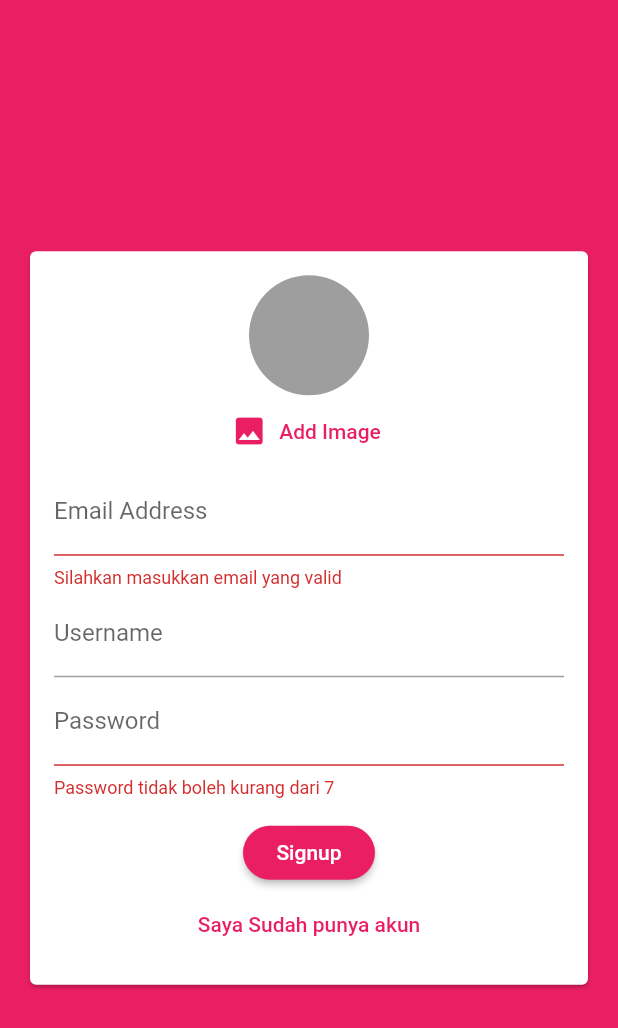
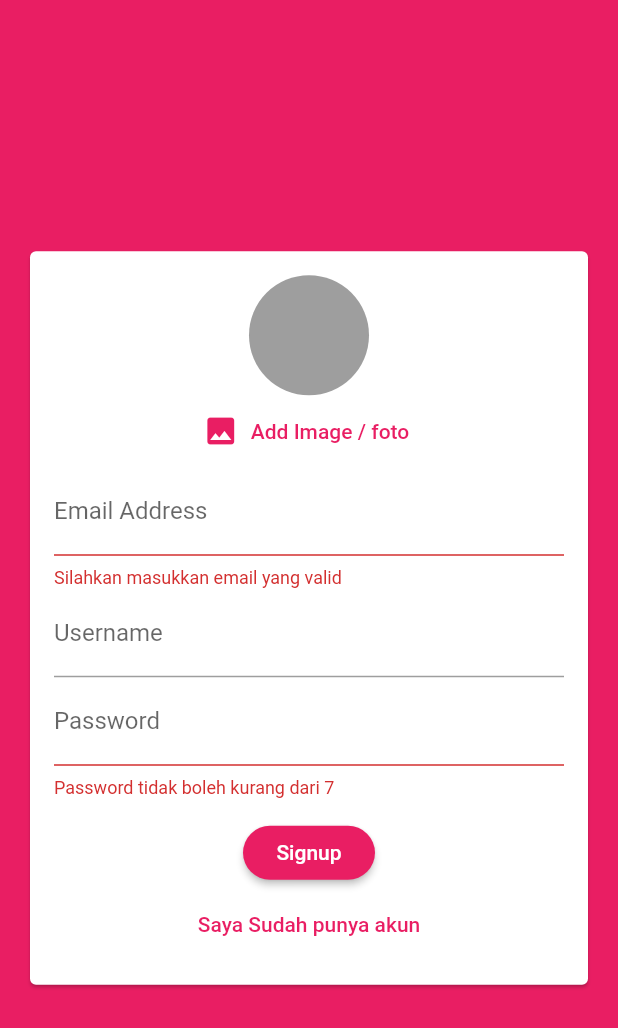
Before and after one commit to triyono777/flutter_chat, a Flutter app: the screen it shows after launch, after a tap on "Login", after a tap on "Create new account", on a phone screen of 412 x 824 dp. Shown: the top 1028 px of the screen. Run offline on Flutter 3.47's test engine with Material 2 defaults, Android fonts, the phone set to English and light mode, and no system bars; our stand-ins replace cloud_firestore, firebase_auth, firebase_storage, image_picker; accounts and stored records are empty.

Commit message:
change label

```diff
--- a/lib/widgets/pickers/user_image_picker.dart
+++ b/lib/widgets/pickers/user_image_picker.dart
@@ -38,7 +38,7 @@ class _UserImagePickerState extends State<UserImagePicker> {
           textColor: Theme.of(context).primaryColor,
           onPressed: _pickerImage,
           icon: Icon(Icons.image),
-          label: Text('Add Image'),
+          label: Text('Add Image / foto'),
         ),
       ],
     );
```
Also changed, not shown: lib/widgets/chat/message_buble.dart (+4 -3 lines).
